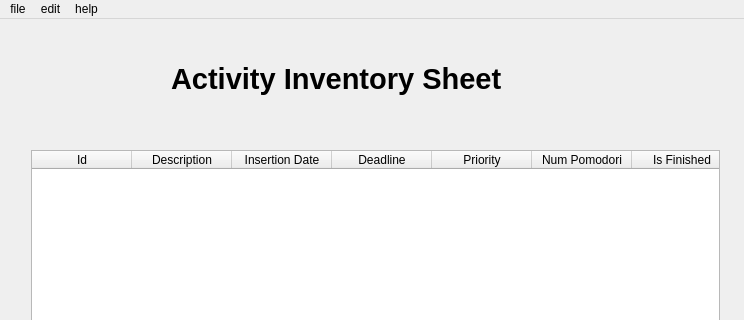
The window that src/qt/gui_activityinventorysheet.ui (dgraziotin/Pomotux) describes before a commit, drawn with Qt 5; both pictures show x 0 to 744 and y 0 to 320 of the 744 by 494 pixel window.
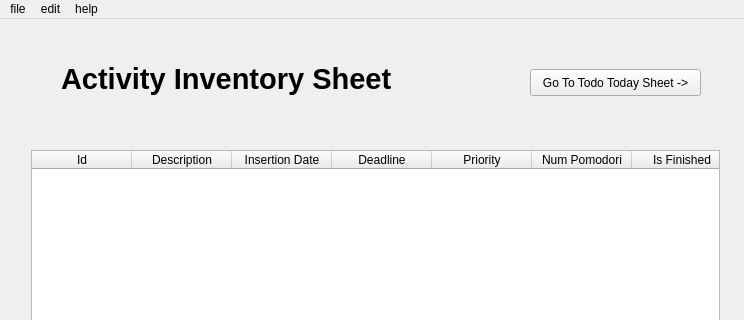
The same window after the commit.

Commit message: AIS gui modified in order to avoid using mainwindow

The edit to the form file:
```diff
--- a/src/qt/gui_activityinventorysheet.ui
+++ b/src/qt/gui_activityinventorysheet.ui
@@ -17,7 +17,7 @@
    <widget class="QWidget" name="verticalLayoutWidget">
     <property name="geometry">
      <rect>
-      <x>160</x>
+      <x>50</x>
       <y>20</y>
       <width>402</width>
       <height>80</height>
@@ -137,6 +137,19 @@
      </item>
     </layout>
    </widget>
+   <widget class="QPushButton" name="wTtsButton">
+    <property name="geometry">
+     <rect>
+      <x>530</x>
+      <y>50</y>
+      <width>171</width>
+      <height>27</height>
+     </rect>
+    </property>
+    <property name="text">
+     <string>Go To Todo Today Sheet -&gt;</string>
+    </property>
+   </widget>
   </widget>
   <widget class="QMenuBar" name="menuBar">
    <property name="geometry">
```
The commit also changes 7 other files.
